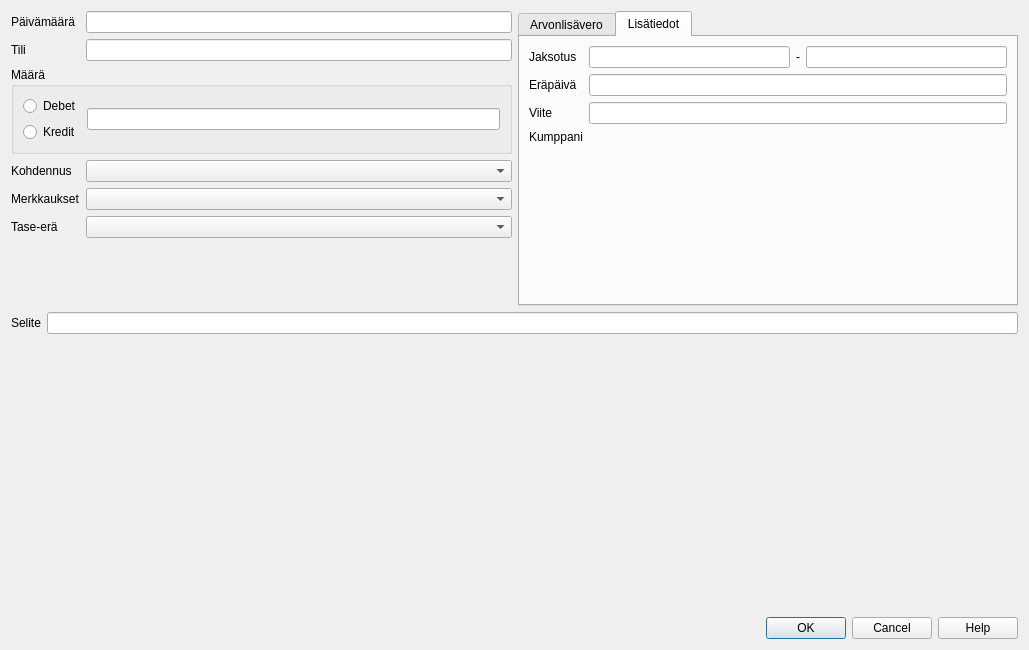
This is kitsas/kirjaus/muumuokkausdlg.ui in artoh/kitupiikki as Qt 5 draws it before an edit. The edited form follows.
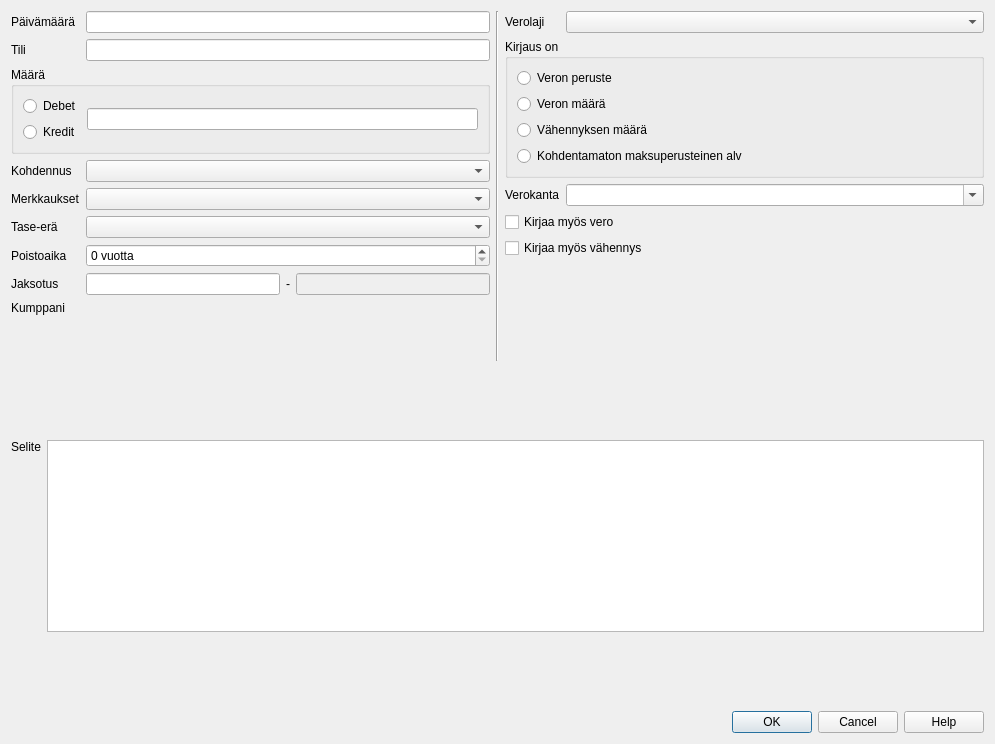
This is the edited form. The open tabs and pages were chosen to show the change. Icons and pictures are not drawn. Custom widgets are drawn as their Qt base class.

```diff
--- a/kitsas/kirjaus/muumuokkausdlg.ui
+++ b/kitsas/kirjaus/muumuokkausdlg.ui
@@ -6,16 +6,16 @@
    <rect>
     <x>0</x>
     <y>0</y>
-    <width>1029</width>
-    <height>650</height>
+    <width>995</width>
+    <height>744</height>
    </rect>
   </property>
   <property name="windowTitle">
-   <string>Dialog</string>
+   <string>Uusi vienti</string>
   </property>
   <layout class="QVBoxLayout" name="verticalLayout_4">
    <item>
-    <layout class="QHBoxLayout" name="horizontalLayout_3">
+    <layout class="QHBoxLayout" name="horizontalLayout_3" stretch="1,0,1">
      <item>
       <layout class="QFormLayout" name="formLayout">
        <item row="0" column="0">
@@ -26,7 +26,7 @@
         </widget>
        </item>
        <item row="0" column="1">
-        <widget class="QLineEdit" name="lineEdit_2"/>
+        <widget class="KpDateEdit" name="pvmEdit"/>
        </item>
        <item row="1" column="0">
         <widget class="QLabel" name="label_2">
@@ -36,7 +36,7 @@
         </widget>
        </item>
        <item row="1" column="1">
-        <widget class="QLineEdit" name="lineEdit_3"/>
+        <widget class="TilinvalintaLine" name="tiliLine"/>
        </item>
        <item row="2" column="0" colspan="2">
         <widget class="QGroupBox" name="groupBox">
@@ -47,14 +47,14 @@
           <item>
            <layout class="QVBoxLayout" name="verticalLayout">
             <item>
-             <widget class="QRadioButton" name="radioButton">
+             <widget class="QRadioButton" name="debetRadio">
               <property name="text">
                <string>Debet</string>
               </property>
              </widget>
             </item>
             <item>
-             <widget class="QRadioButton" name="radioButton_2">
+             <widget class="QRadioButton" name="kreditRadio">
               <property name="text">
                <string>Kredit</string>
               </property>
@@ -63,98 +63,158 @@
            </layout>
           </item>
           <item>
-           <widget class="QLineEdit" name="lineEdit"/>
+           <widget class="KpEuroEdit" name="euroEdit">
+            <property name="EiMiinus" stdset="0">
+             <bool>true</bool>
+            </property>
+           </widget>
           </item>
          </layout>
         </widget>
        </item>
        <item row="3" column="0">
-        <widget class="QLabel" name="label_3">
+        <widget class="QLabel" name="kohdennusLabel">
          <property name="text">
           <string>Kohdennus</string>
          </property>
         </widget>
        </item>
        <item row="3" column="1">
-        <widget class="QComboBox" name="comboBox"/>
+        <widget class="KohdennusCombo" name="kohdennusCombo"/>
        </item>
        <item row="4" column="0">
-        <widget class="QLabel" name="label_4">
+        <widget class="QLabel" name="merkkausLabel">
          <property name="text">
           <string>Merkkaukset</string>
          </property>
         </widget>
        </item>
        <item row="4" column="1">
-        <widget class="QComboBox" name="comboBox_2"/>
+        <widget class="CheckCombo" name="merkkausCombo"/>
        </item>
        <item row="5" column="0">
-        <widget class="QLabel" name="label_5">
+        <widget class="QLabel" name="eraLabel">
          <property name="text">
           <string>Tase-erä</string>
          </property>
         </widget>
        </item>
        <item row="5" column="1">
-        <widget class="QComboBox" name="comboBox_3"/>
+        <widget class="EraCombo" name="eraCombo"/>
        </item>
-      </layout>
-     </item>
+       <item row="7" column="1">
+        <layout class="QHBoxLayout" name="horizontalLayout_4">
+         <item>
+          <widget class="KpDateEdit" name="jaksoAlkaa"/>
+         </item>
+         <item>
+          <widget class="QLabel" name="jaksoViiva">
+           <property name="text">
+            <string>-</string>
+           </property>
+          </widget>
+         </item>
+         <item>
+          <widget class="KpDateEdit" name="jaksoLoppuu">
+           <property name="enabled">
+            <bool>false</bool>
+           </property>
+           <property name="SalliYlitys" stdset="0">
+            <bool>true</bool>
+           </property>
+          </widget>
+         </item>
+        </layout>
+       </item>
+       <item row="7" column="0">
+        <widget class="QLabel" name="jaksoLabel">
+         <property name="text">
+          <string>Jaksotus</string>
+         </property>
+        </widget>
+       </item>
+       <item row="6" column="0">
+        <widget class="QLabel" name="poistoLabel">
+         <property name="text">
+          <string>Poistoaika</string>
+         </property>
+        </widget>
+       </item>
+       <item row="6" column="1">
+        <widget class="QSpinBox" name="poistoSpin">
+         <property name="suffix">
+          <string> vuotta</string>
+         </property>
+        </widget>
+       </item>
+       <item row="8" column="0">
+        <widget class="QLabel" name="label_13">
+         <property name="text">
+          <string>Kumppani</string>
+         </property>
+        </widget>
+       </item>
+       <item row="8" column="1">
+        <widget class="AsiakasToimittajaValinta" name="kumppani" native="true"/>
+       </item>
+       <item row="9" column="1">
+        <spacer name="verticalSpacer_5">
+         <property name="orientation">
+          <enum>Qt::Vertical</enum>
+         </property>
+         <property name="sizeHint" stdset="0">
+          <size>
+           <width>20</width>
+           <height>40</height>
+          </size>
+         </property>
+        </spacer>
+       </item>
+      </layout>
+     </item>
      <item>
-      <widget class="QTabWidget" name="tabWidget">
-       <property name="currentIndex">
-        <number>0</number>
+      <widget class="Line" name="line">
+       <property name="orientation">
+        <enum>Qt::Vertical</enum>
        </property>
-       <widget class="QWidget" name="tab">
-        <attribute name="icon">
-         <iconset resource="../pic/pic.qrc">
-          <normaloff>:/pic/vero64.png</normaloff>:/pic/vero64.png</iconset>
-        </attribute>
-        <attribute name="title">
-         <string>Arvonlisävero</string>
-        </attribute>
+      </widget>
+     </item>
+     <item>
         <layout class="QVBoxLayout" name="verticalLayout_2">
          <item>
           <layout class="QFormLayout" name="formLayout_2">
-           <item row="0" column="0">
-            <widget class="QLabel" name="label_7">
-             <property name="text">
-              <string>Verolaji</string>
-             </property>
-            </widget>
-           </item>
            <item row="0" column="1">
-            <widget class="QComboBox" name="comboBox_4"/>
+          <widget class="QComboBox" name="alvlajiCombo"/>
            </item>
            <item row="1" column="0" colspan="2">
-            <widget class="QGroupBox" name="groupBox_2">
+          <widget class="QGroupBox" name="alvGroup">
              <property name="title">
               <string>Kirjaus on</string>
              </property>
              <layout class="QVBoxLayout" name="verticalLayout_3">
               <item>
-               <widget class="QRadioButton" name="radioButton_3">
+             <widget class="QRadioButton" name="perusteRadio">
                 <property name="text">
                  <string>Veron peruste</string>
                 </property>
                </widget>
               </item>
               <item>
-               <widget class="QRadioButton" name="radioButton_4">
+             <widget class="QRadioButton" name="veroRadio">
                 <property name="text">
                  <string>Veron määrä</string>
                 </property>
                </widget>
               </item>
               <item>
-               <widget class="QRadioButton" name="radioButton_5">
+             <widget class="QRadioButton" name="vahennysRadio">
                 <property name="text">
                  <string>Vähennyksen määrä</string>
                 </property>
                </widget>
               </item>
               <item>
-               <widget class="QRadioButton" name="radioButton_6">
+             <widget class="QRadioButton" name="kohdentamatonRadio">
                 <property name="text">
                  <string>Kohdentamaton maksuperusteinen alv</string>
                 </property>
@@ -164,101 +224,71 @@
             </widget>
            </item>
            <item row="2" column="0">
-            <widget class="QLabel" name="label_8">
+          <widget class="QLabel" name="kantaLabel">
              <property name="text">
               <string>Verokanta</string>
              </property>
             </widget>
            </item>
            <item row="2" column="1">
-            <widget class="QComboBox" name="comboBox_5"/>
+          <widget class="QComboBox" name="kantaCombo">
+           <property name="editable">
+            <bool>true</bool>
+           </property>
+          </widget>
+         </item>
+         <item row="0" column="0">
+          <widget class="QLabel" name="alvLabel">
+           <property name="text">
+            <string>Verolaji</string>
+           </property>
+          </widget>
            </item>
           </layout>
          </item>
          <item>
-          <widget class="QCheckBox" name="checkBox">
+        <widget class="QCheckBox" name="kirjaaVeroCheck">
            <property name="text">
             <string>Kirjaa myös vero</string>
            </property>
           </widget>
          </item>
          <item>
-          <widget class="QCheckBox" name="checkBox_2">
+        <widget class="QCheckBox" name="kirjaaVahennysCheck">
            <property name="text">
             <string>Kirjaa myös vähennys</string>
            </property>
           </widget>
          </item>
-        </layout>
-       </widget>
-       <widget class="QWidget" name="tab_2">
-        <attribute name="icon">
-         <iconset resource="../pic/pic.qrc">
-          <normaloff>:/pic/Menu-Circles.png</normaloff>:/pic/Menu-Circles.png</iconset>
-        </attribute>
-        <attribute name="title">
-         <string>Lisätiedot</string>
-        </attribute>
-        <layout class="QFormLayout" name="formLayout_3">
-         <item row="0" column="0">
-          <widget class="QLabel" name="label_9">
-           <property name="text">
-            <string>Jaksotus</string>
-           </property>
-          </widget>
-         </item>
-         <item row="0" column="1">
-          <layout class="QHBoxLayout" name="horizontalLayout_4">
            <item>
-            <widget class="QLineEdit" name="lineEdit_5"/>
-           </item>
-           <item>
-            <widget class="QLabel" name="label_10">
-             <property name="text">
-              <string>-</string>
-             </property>
-            </widget>
-           </item>
-           <item>
-            <widget class="QLineEdit" name="lineEdit_6"/>
+        <spacer name="verticalSpacer_4">
+         <property name="orientation">
+          <enum>Qt::Vertical</enum>
+         </property>
+         <property name="sizeHint" stdset="0">
+          <size>
+           <width>20</width>
+           <height>40</height>
+          </size>
+         </property>
+        </spacer>
+       </item>
+      </layout>
            </item>
           </layout>
          </item>
-         <item row="1" column="0">
-          <widget class="QLabel" name="label_11">
-           <property name="text">
-            <string>Eräpäivä</string>
-           </property>
-          </widget>
-         </item>
-         <item row="1" column="1">
-          <widget class="QLineEdit" name="lineEdit_7"/>
-         </item>
-         <item row="2" column="0">
-          <widget class="QLabel" name="label_12">
-           <property name="text">
-            <string>Viite</string>
-           </property>
-          </widget>
-         </item>
-         <item row="2" column="1">
-          <widget class="QLineEdit" name="lineEdit_8"/>
-         </item>
-         <item row="3" column="0">
-          <widget class="QLabel" name="label_13">
-           <property name="text">
-            <string>Kumppani</string>
-           </property>
-          </widget>
-         </item>
-         <item row="3" column="1">
-          <widget class="QWidget" name="widget" native="true"/>
-         </item>
-        </layout>
-       </widget>
-      </widget>
-     </item>
-    </layout>
+   <item>
+    <spacer name="verticalSpacer_2">
+     <property name="orientation">
+      <enum>Qt::Vertical</enum>
+     </property>
+     <property name="sizeHint" stdset="0">
+      <size>
+       <width>20</width>
+       <height>40</height>
+      </size>
+     </property>
+    </spacer>
    </item>
    <item>
     <layout class="QHBoxLayout" name="horizontalLayout_2">
@@ -267,15 +297,31 @@
        <property name="text">
         <string>Selite</string>
        </property>
+       <property name="alignment">
+        <set>Qt::AlignLeading|Qt::AlignLeft|Qt::AlignTop</set>
+       </property>
       </widget>
      </item>
      <item>
-      <widget class="QLineEdit" name="lineEdit_4"/>
+      <widget class="QPlainTextEdit" name="seliteEdit">
+       <property name="minimumSize">
+        <size>
+         <width>0</width>
+         <height>0</height>
+        </size>
+       </property>
+       <property name="maximumSize">
+        <size>
+         <width>16777215</width>
+         <height>200</height>
+        </size>
+       </property>
+      </widget>
      </item>
     </layout>
    </item>
    <item>
-    <spacer name="verticalSpacer">
+    <spacer name="verticalSpacer_3">
      <property name="orientation">
       <enum>Qt::Vertical</enum>
      </property>
@@ -299,9 +345,67 @@
    </item>
   </layout>
  </widget>
- <resources>
-  <include location="../pic/pic.qrc"/>
- </resources>
+ <customwidgets>
+  <customwidget>
+   <class>KpDateEdit</class>
+   <extends>QLineEdit</extends>
+   <header location="global">tools/kpdateedit.h</header>
+  </customwidget>
+  <customwidget>
+   <class>KohdennusCombo</class>
+   <extends>QComboBox</extends>
+   <header location="global">tools/kohdennuscombo.h</header>
+  </customwidget>
+  <customwidget>
+   <class>KpEuroEdit</class>
+   <extends>QLineEdit</extends>
+   <header location="global">tools/kpeuroedit.h</header>
+  </customwidget>
+  <customwidget>
+   <class>CheckCombo</class>
+   <extends>QComboBox</extends>
+   <header location="global">tools/checkcombo.h</header>
+  </customwidget>
+  <customwidget>
+   <class>TilinvalintaLine</class>
+   <extends>QLineEdit</extends>
+   <header>db/tilinvalintaline.h</header>
+  </customwidget>
+  <customwidget>
+   <class>AsiakasToimittajaValinta</class>
+   <extends>QWidget</extends>
+   <header location="global">rekisteri/asiakastoimittajavalinta.h</header>
+   <container>1</container>
+  </customwidget>
+  <customwidget>
+   <class>EraCombo</class>
+   <extends>QComboBox</extends>
+   <header>tools/eracombo.h</header>
+  </customwidget>
+ </customwidgets>
+ <tabstops>
+  <tabstop>pvmEdit</tabstop>
+  <tabstop>tiliLine</tabstop>
+  <tabstop>debetRadio</tabstop>
+  <tabstop>kreditRadio</tabstop>
+  <tabstop>euroEdit</tabstop>
+  <tabstop>kohdennusCombo</tabstop>
+  <tabstop>merkkausCombo</tabstop>
+  <tabstop>eraCombo</tabstop>
+  <tabstop>poistoSpin</tabstop>
+  <tabstop>jaksoAlkaa</tabstop>
+  <tabstop>jaksoLoppuu</tabstop>
+  <tabstop>alvlajiCombo</tabstop>
+  <tabstop>perusteRadio</tabstop>
+  <tabstop>veroRadio</tabstop>
+  <tabstop>vahennysRadio</tabstop>
+  <tabstop>kohdentamatonRadio</tabstop>
+  <tabstop>kantaCombo</tabstop>
+  <tabstop>kirjaaVeroCheck</tabstop>
+  <tabstop>kirjaaVahennysCheck</tabstop>
+  <tabstop>seliteEdit</tabstop>
+ </tabstops>
+ <resources/>
  <connections>
   <connection>
    <sender>buttonBox</sender>
```
Lines whose indentation alone changed are shown as unchanged.
